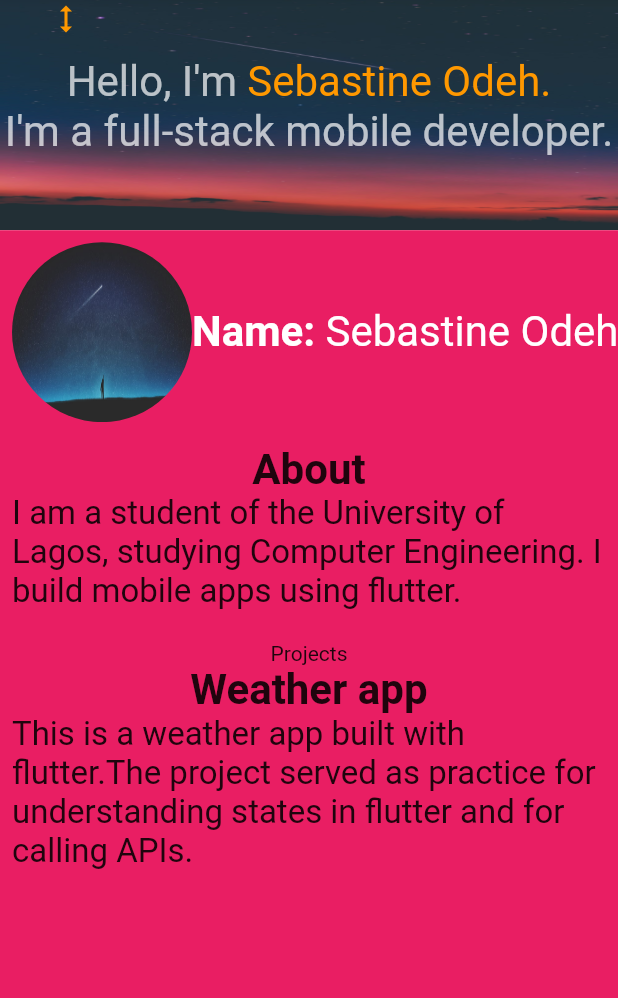
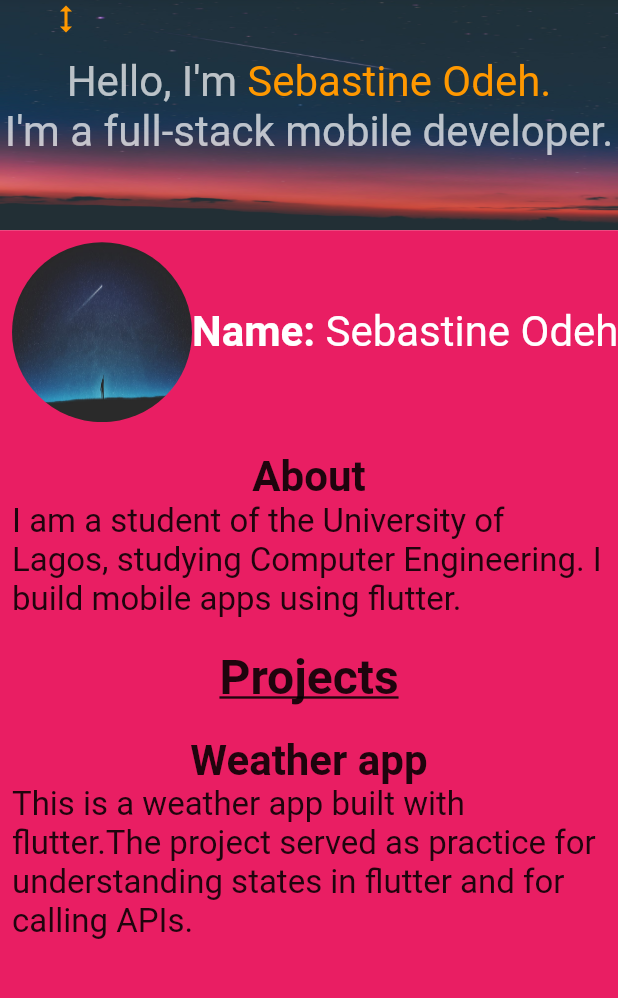
Before and after one commit to CoderNamedHendrick/flutter_portfolio, a Flutter app: the screen it shows after launch, after a tap on the "close" icon, on a phone screen of 412 x 824 dp, the part 101-1099 px from its top. Run offline on Flutter 3.47's test engine with Material 2 defaults, Android fonts, the phone set to English and light mode, and no system bars.

Commit message:
working on the page

```diff
--- a/lib/main.dart
+++ b/lib/main.dart
@@ -141,7 +141,7 @@ class _HomePageState extends State<HomePage> {
                     ],
                   ),
                   SizedBox(
-                    height: 15,
+                    height: 20,
                   ),
                   Column(
                     children: [
@@ -158,8 +158,19 @@ class _HomePageState extends State<HomePage> {
                         ),
                         textDirection: TextDirection.ltr,
                       ),
-                      SizedBox(height: 20,),
-                      Text("Projects"),
+                      SizedBox(
+                        height: 20,
+                      ),
+                      Text(
+                        "Projects",
+                        style: TextStyle(
+                            fontWeight: FontWeight.bold,
+                            fontSize: 32,
+                            decoration: TextDecoration.underline),
+                      ),
+                      SizedBox(
+                        height: 20,
+                      ),
                       _projectInfo(
                           assetPath: "assets/weather_app.png",
                           projectTitle: "Weather app",
```
